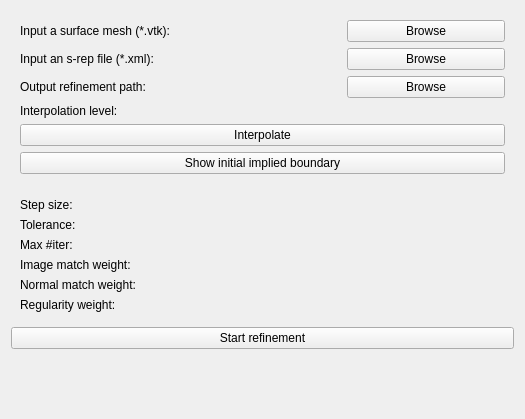
The window that SkeletalRepresentationRefiner/Resources/UI/qSlicerSkeletalRepresentationRefinerModuleWidget.ui (KitwareMedical/SlicerSkeletalRepresentation) describes before a commit, drawn with Qt 5.
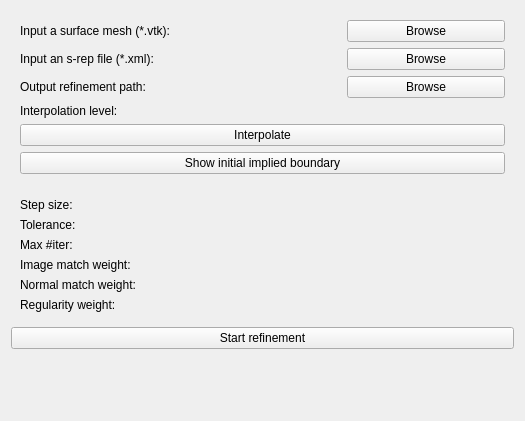
The same window after the commit. Custom widgets are drawn as their Qt base class.

```diff
--- a/SkeletalRepresentationRefiner/Resources/UI/qSlicerSkeletalRepresentationRefinerModuleWidget.ui
+++ b/SkeletalRepresentationRefiner/Resources/UI/qSlicerSkeletalRepresentationRefinerModuleWidget.ui
@@ -7,7 +7,7 @@
     <x>0</x>
     <y>0</y>
     <width>525</width>
-    <height>419</height>
+    <height>421</height>
    </rect>
   </property>
   <property name="windowTitle">
```
Left out of the diff: 6 changed lines with no effect on the pictures.
